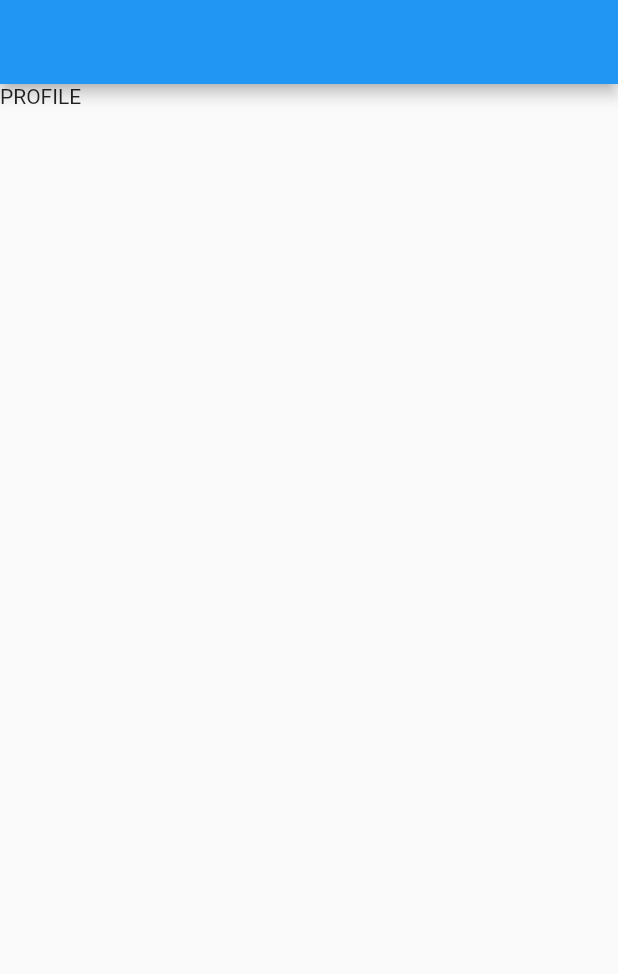
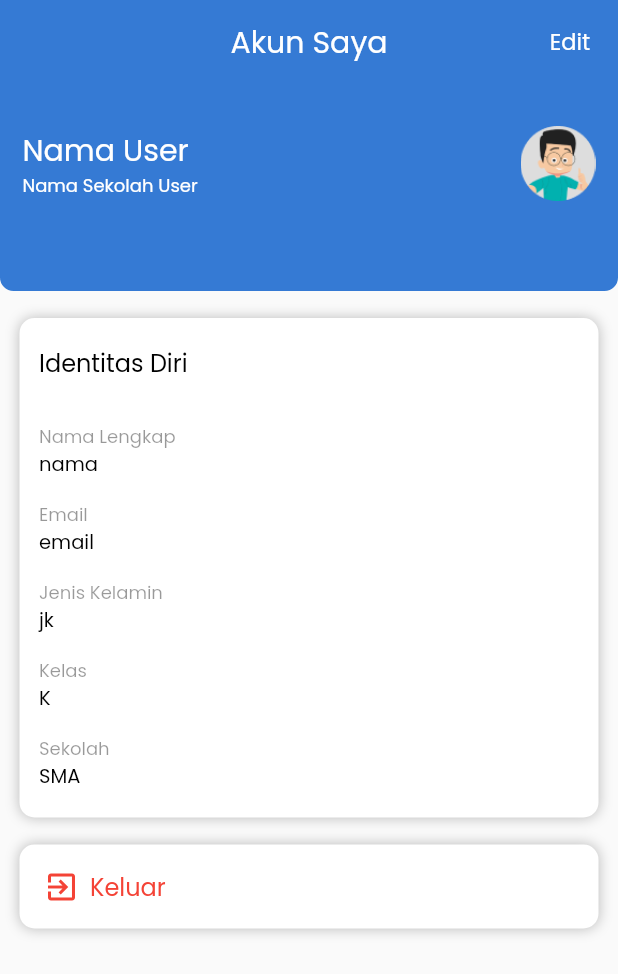
Before and after one commit to AlifMuhamadHafidz/final-project-edspert.id-batch3, a Flutter app: the ProfilePage screen opened directly, on a phone screen of 412 x 824 dp. Shown: the top 974 px of the screen. Run offline on Flutter 3.47's test engine with Material 2 defaults, Android fonts, the phone set to English and light mode, and no system bars; our stand-ins replace google_fonts.

Commit message:
profile page

```diff
--- a/lib/constants.dart
+++ b/lib/constants.dart
@@ -28,6 +28,48 @@ const Color primaryTextColor = Color(0xFF1C2936);
 const Color primarySubtitleTextColor = Color(0xFF6A7483);
 const Color hintTextColor = Color(0xFFAAAAAA);
 const Color genderTextColor = Color(0xFF282828);
+
+TextStyle exitText = GoogleFonts.poppins(
+  color: Colors.red,
+  fontWeight: FontWeight.w400,
+  fontSize: 16,
+);
+
+TextStyle subtitleIdentitasText = GoogleFonts.poppins(
+  color: Colors.black.withOpacity(0.4),
+  fontWeight: FontWeight.w400,
+  fontSize: 12,
+);
+
+TextStyle titleIdentitasText = GoogleFonts.poppins(
+  color: Colors.black,
+  fontWeight: FontWeight.w400,
+  fontSize: 13,
+);
+
+TextStyle identitasText = GoogleFonts.poppins(
+  color: Colors.black,
+  fontWeight: FontWeight.w400,
+  fontSize: 16,
+);
+
+TextStyle subtitleSekolahText = GoogleFonts.poppins(
+  color: Colors.white,
+  fontWeight: FontWeight.w400,
+  fontSize: 12,
+);
+
+TextStyle editProfileText = GoogleFonts.poppins(
+  color: Colors.white,
+  fontWeight: FontWeight.w400,
+  fontSize: 15,
+);
+
+TextStyle profileText = GoogleFonts.poppins(
+  color: Colors.white,
+  fontWeight: FontWeight.w400,
+  fontSize: 20,
+);
 
 TextStyle appBarText = GoogleFonts.poppins(
   color: Colors.white,
--- a/lib/main/profile/profile_page.dart
+++ b/lib/main/profile/profile_page.dart
@@ -1,4 +1,5 @@
 import 'package:flutter/material.dart';
+import 'package:project_final/constants.dart';
 
 class ProfilePage extends StatefulWidget {
   const ProfilePage({Key? key}) : super(key: key);
@@ -11,9 +12,157 @@ class _ProfilePageState extends State<ProfilePage> {
   @override
   Widget build(BuildContext context) {
     return Scaffold(
-      appBar: AppBar(),
+      appBar: AppBar(
+        elevation: 0,
+        title: Text(
+          'Akun Saya',
+          style: profileText,
+        ),
+        centerTitle: true,
+        actions: [
+          TextButton(
+              onPressed: () {},
+              child: Text(
+                'Edit',
+                style: editProfileText,
+              ))
+        ],
+        backgroundColor: primaryColor,
+      ),
       body: Column(
-        children: [Text('PROFILE')],
+        children: [
+          Container(
+            padding: EdgeInsets.only(top: 28, bottom: 60, left: 15, right: 15),
+            decoration: BoxDecoration(
+                color: primaryColor,
+                borderRadius: BorderRadius.only(
+                  bottomLeft: Radius.circular(9),
+                  bottomRight: Radius.circular(9),
+                )),
+            child: Row(
+              children: [
+                Expanded(
+                  child: Column(
+                    crossAxisAlignment: CrossAxisAlignment.start,
+                    children: [
+                      Text(
+                        'Nama User',
+                        style: profileText,
+                      ),
+                      Text(
+                        'Nama Sekolah User',
+                        style: subtitleSekolahText,
+                      )
+                    ],
+                  ),
+                ),
+                Image.asset(
+                  'assets/avatar_icon.png',
+                  width: 50,
+                  height: 50,
+                ),
+              ],
+            ),
+          ),
+          Container(
+            width: double.infinity,
+            decoration: BoxDecoration(
+                color: Colors.white,
+                borderRadius: BorderRadius.circular(10),
+                boxShadow: [
+                  BoxShadow(
+                      blurRadius: 7, color: Colors.black.withOpacity(0.25))
+                ]),
+            margin: EdgeInsets.symmetric(vertical: 18, horizontal: 13),
+            padding: EdgeInsets.symmetric(vertical: 18, horizontal: 13),
+            child: Column(
+              crossAxisAlignment: CrossAxisAlignment.start,
+              children: [
+                Text(
+                  'Identitas Diri',
+                  style: identitasText,
+                ),
+                SizedBox(
+                  height: 28,
+                ),
+                Text(
+                  'Nama Lengkap',
+                  style: subtitleIdentitasText,
+                ),
+                Text(
+                  'nama',
+                  style: titleIdentitasText,
+                ),
+                SizedBox(
+                  height: 15,
+                ),
+                Text(
+                  'Email',
+                  style: subtitleIdentitasText,
+                ),
+                Text(
+                  'email',
+                  style: titleIdentitasText,
+                ),
+                SizedBox(
+                  height: 15,
+                ),
+                Text(
+                  'Jenis Kelamin',
+                  style: subtitleIdentitasText,
+                ),
+                Text(
+                  'jk',
+                  style: titleIdentitasText,
+                ),
+                SizedBox(
+                  height: 15,
+                ),
+                Text(
+                  'Kelas',
+                  style: subtitleIdentitasText,
+                ),
+                Text(
+                  'K',
+                  style: titleIdentitasText,
+                ),
+                SizedBox(
+                  height: 15,
+                ),
+                Text(
+                  'Sekolah',
+                  style: subtitleIdentitasText,
+                ),
+                Text(
+                  'SMA',
+                  style: titleIdentitasText,
+                ),
+              ],
+            ),
+          ),
+          Container(
+            margin: EdgeInsets.symmetric(horizontal: 13),
+            decoration: BoxDecoration(
+                color: Colors.white,
+                borderRadius: BorderRadius.circular(10),
+                boxShadow: [
+                  BoxShadow(
+                      blurRadius: 7, color: Colors.black.withOpacity(0.25))
+                ]),
+            child: ListTile(
+                title: Transform.translate(
+                  offset: Offset(-25, 0),
+                  child: Text(
+                    'Keluar',
+                    style: exitText,
+                  ),
+                ),
+                leading: Icon(
+                  Icons.exit_to_app,
+                  color: Colors.red,
+                )),
+          ),
+        ],
       ),
     );
   }
```
